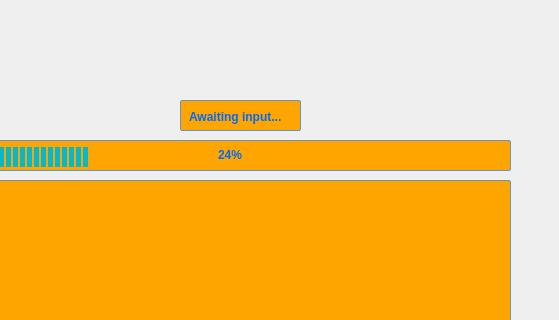
The window that main_program/source/ui_design/main.ui (NimaBavar/NyvoNetHunter) describes before a commit, drawn with Qt 5; both pictures show x 300 to 859 and y 0 to 320 of the 859 by 685 pixel window.
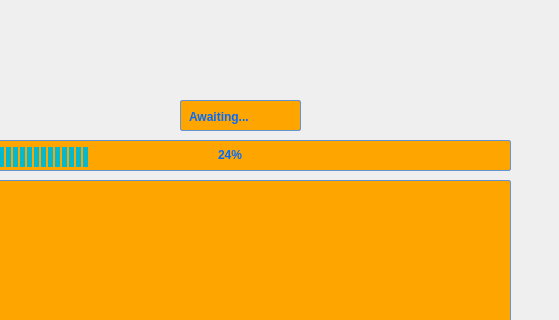
The same window after the commit. Icons and pictures are not drawn.

```diff
--- a/main_program/source/ui_design/main.ui
+++ b/main_program/source/ui_design/main.ui
@@ -308,7 +308,7 @@
 }</string>
    </property>
    <property name="text">
-    <string>Awaiting input...</string>
+    <string>Awaiting...</string>
    </property>
   </widget>
   <widget class="QProgressBar" name="progressBar">
```
